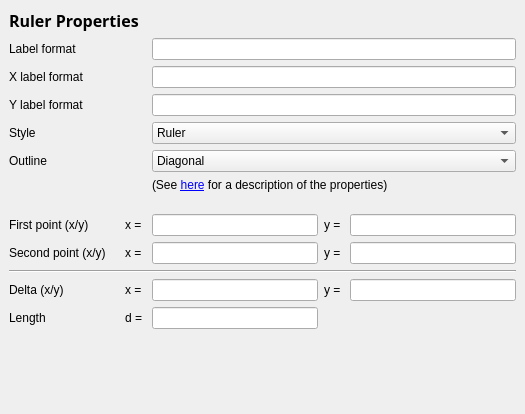
First picture: the form in src/ant/RulerPropertiesPage.ui, repository KLayout/klayout, before the edit.
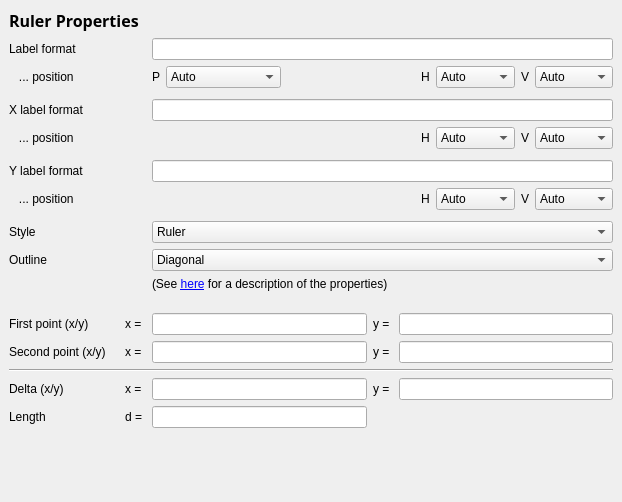
Second picture: the form after the edit.

```diff
--- a/src/ant/RulerPropertiesPage.ui
+++ b/src/ant/RulerPropertiesPage.ui
@@ -1,24 +1,33 @@
 <ui version="4.0" >
  <class>RulerPropertiesPage</class>
- <widget class="QWidget" name="RulerPropertiesPage" >
-  <property name="geometry" >
+ <widget class="QWidget" name="RulerPropertiesPage">
+  <property name="geometry">
    <rect>
     <x>0</x>
     <y>0</y>
-    <width>525</width>
-    <height>414</height>
+    <width>622</width>
+    <height>502</height>
    </rect>
   </property>
   <property name="windowTitle" >
    <string>Form</string>
   </property>
-  <layout class="QVBoxLayout" >
-   <property name="margin" >
-    <number>9</number>
-   </property>
-   <property name="spacing" >
+  <layout class="QVBoxLayout">
+   <property name="spacing">
     <number>6</number>
    </property>
+   <property name="leftMargin">
+    <number>9</number>
+   </property>
+   <property name="topMargin">
+    <number>9</number>
+   </property>
+   <property name="rightMargin">
+    <number>9</number>
+   </property>
+   <property name="bottomMargin">
+    <number>9</number>
+   </property>
    <item>
     <widget class="QFrame" name="frame" >
      <property name="frameShape" >
@@ -31,22 +40,79 @@
       <property name="margin" >
        <number>0</number>
       </property>
-      <property name="spacing" >
+      <property name="topMargin">
+       <number>0</number>
+      </property>
+      <property name="rightMargin">
+       <number>0</number>
+      </property>
+      <property name="bottomMargin">
+       <number>0</number>
+      </property>
+      <property name="spacing">
        <number>6</number>
       </property>
-      <item row="11" column="1" >
-       <widget class="QLabel" name="label_9" >
-        <property name="text" >
+      <item row="3" column="0" colspan="5">
+       <spacer name="verticalSpacer">
+        <property name="orientation">
+         <enum>Qt::Vertical</enum>
+        </property>
+        <property name="sizeHint" stdset="0">
+         <size>
+          <width>20</width>
+          <height>5</height>
+         </size>
+        </property>
+       </spacer>
+      </item>
+      <item row="6" column="0" colspan="5">
+       <spacer name="verticalSpacer_2">
+        <property name="orientation">
+         <enum>Qt::Vertical</enum>
+        </property>
+        <property name="sizeHint" stdset="0">
+         <size>
+          <width>20</width>
+          <height>5</height>
+         </size>
+        </property>
+       </spacer>
+      </item>
+      <item row="15" column="2">
+       <widget class="QLineEdit" name="x2">
+        <property name="sizePolicy">
+         <sizepolicy hsizetype="Expanding" vsizetype="Fixed">
+          <horstretch>1</horstretch>
+          <verstretch>0</verstretch>
+         </sizepolicy>
+        </property>
+       </widget>
+      </item>
+      <item row="15" column="1">
+       <widget class="QLabel" name="label_6">
+        <property name="text">
          <string>x = </string>
         </property>
        </widget>
       </item>
-      <item row="11" column="4" >
-       <widget class="QLineEdit" name="dy" >
-        <property name="sizePolicy" >
-         <sizepolicy>
-          <hsizetype>7</hsizetype>
-          <vsizetype>0</vsizetype>
+      <item row="11" column="0" colspan="2">
+       <widget class="QLabel" name="label_17">
+        <property name="text">
+         <string>Outline</string>
+        </property>
+       </widget>
+      </item>
+      <item row="12" column="2" colspan="3">
+       <widget class="QLabel" name="help_label">
+        <property name="text">
+         <string>&lt;html&gt;(See &lt;a href=&quot;int:/manual/ruler_properties.xml&quot;&gt;here&lt;/a&gt; for a description of the properties)&lt;/html&gt;</string>
+        </property>
+       </widget>
+      </item>
+      <item row="17" column="2">
+       <widget class="QLineEdit" name="dx">
+        <property name="sizePolicy">
+         <sizepolicy hsizetype="Expanding" vsizetype="Fixed">
           <horstretch>1</horstretch>
           <verstretch>0</verstretch>
          </sizepolicy>
@@ -56,19 +122,432 @@
         </property>
        </widget>
       </item>
-      <item row="4" column="0" colspan="2" >
-       <widget class="QLabel" name="label_16" >
-        <property name="text" >
-         <string>Style</string>
+      <item row="4" column="0" colspan="2">
+       <widget class="QLabel" name="label_14">
+        <property name="text">
+         <string>X label format</string>
         </property>
        </widget>
       </item>
-      <item row="0" column="0" colspan="5" >
-       <widget class="QLabel" name="label_12" >
-        <property name="sizePolicy" >
-         <sizepolicy>
-          <hsizetype>5</hsizetype>
-          <vsizetype>0</vsizetype>
+      <item row="14" column="3">
+       <widget class="QLabel" name="label_7">
+        <property name="text">
+         <string>y = </string>
+        </property>
+       </widget>
+      </item>
+      <item row="15" column="3">
+       <widget class="QLabel" name="label_8">
+        <property name="text">
+         <string>y = </string>
+        </property>
+       </widget>
+      </item>
+      <item row="18" column="1">
+       <widget class="QLabel" name="label_11">
+        <property name="text">
+         <string>d = </string>
+        </property>
+       </widget>
+      </item>
+      <item row="10" column="2" colspan="3">
+       <widget class="QComboBox" name="style_cb">
+        <item>
+         <property name="text">
+          <string>Ruler</string>
+         </property>
+        </item>
+        <item>
+         <property name="text">
+          <string>Arrow at end</string>
+         </property>
+        </item>
+        <item>
+         <property name="text">
+          <string>Arrow at start</string>
+         </property>
+        </item>
+        <item>
+         <property name="text">
+          <string>Arrow at both ends</string>
+         </property>
+        </item>
+        <item>
+         <property name="text">
+          <string>Plain line</string>
+         </property>
+        </item>
+        <item>
+         <property name="text">
+          <string>Cross at end</string>
+         </property>
+        </item>
+        <item>
+         <property name="text">
+          <string>Cross at start</string>
+         </property>
+        </item>
+        <item>
+         <property name="text">
+          <string>Cross at both ends</string>
+         </property>
+        </item>
+       </widget>
+      </item>
+      <item row="18" column="0">
+       <widget class="QLabel" name="label_4">
+        <property name="text">
+         <string>Length</string>
+        </property>
+       </widget>
+      </item>
+      <item row="2" column="2" colspan="3">
+       <widget class="QFrame" name="frame_2">
+        <property name="frameShape">
+         <enum>QFrame::NoFrame</enum>
+        </property>
+        <property name="frameShadow">
+         <enum>QFrame::Raised</enum>
+        </property>
+        <layout class="QGridLayout" name="gridLayout">
+         <property name="leftMargin">
+          <number>0</number>
+         </property>
+         <property name="topMargin">
+          <number>0</number>
+         </property>
+         <property name="rightMargin">
+          <number>0</number>
+         </property>
+         <property name="bottomMargin">
+          <number>0</number>
+         </property>
+         <item row="1" column="4">
+          <widget class="QComboBox" name="main_xalign">
+           <property name="sizePolicy">
+            <sizepolicy hsizetype="Fixed" vsizetype="Fixed">
+             <horstretch>0</horstretch>
+             <verstretch>0</verstretch>
+            </sizepolicy>
+           </property>
+           <item>
+            <property name="text">
+             <string>Auto</string>
+            </property>
+           </item>
+           <item>
+            <property name="text">
+             <string>H. center</string>
+            </property>
+           </item>
+           <item>
+            <property name="text">
+             <string>Left</string>
+            </property>
+           </item>
+           <item>
+            <property name="text">
+             <string>Right</string>
+            </property>
+           </item>
+          </widget>
+         </item>
+         <item row="1" column="2">
+          <spacer name="horizontalSpacer">
+           <property name="orientation">
+            <enum>Qt::Horizontal</enum>
+           </property>
+           <property name="sizeHint" stdset="0">
+            <size>
+             <width>40</width>
+             <height>20</height>
+            </size>
+           </property>
+          </spacer>
+         </item>
+         <item row="1" column="3">
+          <widget class="QLabel" name="label_20">
+           <property name="text">
+            <string>H</string>
+           </property>
+          </widget>
+         </item>
+         <item row="1" column="6">
+          <widget class="QComboBox" name="main_yalign">
+           <property name="sizePolicy">
+            <sizepolicy hsizetype="Fixed" vsizetype="Fixed">
+             <horstretch>0</horstretch>
+             <verstretch>0</verstretch>
+            </sizepolicy>
+           </property>
+           <item>
+            <property name="text">
+             <string>Auto</string>
+            </property>
+           </item>
+           <item>
+            <property name="text">
+             <string>V. center</string>
+            </property>
+           </item>
+           <item>
+            <property name="text">
+             <string>Bottom</string>
+            </property>
+           </item>
+           <item>
+            <property name="text">
+             <string>Top</string>
+            </property>
+           </item>
+          </widget>
+         </item>
+         <item row="1" column="1">
+          <widget class="QComboBox" name="main_position">
+           <property name="sizeAdjustPolicy">
+            <enum>QComboBox::AdjustToContentsOnFirstShow</enum>
+           </property>
+           <item>
+            <property name="text">
+             <string>Auto</string>
+            </property>
+           </item>
+           <item>
+            <property name="text">
+             <string>At first point</string>
+            </property>
+           </item>
+           <item>
+            <property name="text">
+             <string>At second point</string>
+            </property>
+           </item>
+           <item>
+            <property name="text">
+             <string>At center</string>
+            </property>
+           </item>
+          </widget>
+         </item>
+         <item row="1" column="0">
+          <widget class="QLabel" name="label_19">
+           <property name="text">
+            <string>P</string>
+           </property>
+          </widget>
+         </item>
+         <item row="1" column="5">
+          <widget class="QLabel" name="label_21">
+           <property name="text">
+            <string>V</string>
+           </property>
+          </widget>
+         </item>
+        </layout>
+       </widget>
+      </item>
+      <item row="18" column="2">
+       <widget class="QLineEdit" name="dd">
+        <property name="sizePolicy">
+         <sizepolicy hsizetype="Expanding" vsizetype="Fixed">
+          <horstretch>1</horstretch>
+          <verstretch>0</verstretch>
+         </sizepolicy>
+        </property>
+        <property name="readOnly">
+         <bool>true</bool>
+        </property>
+       </widget>
+      </item>
+      <item row="16" column="0" colspan="5">
+       <widget class="Line" name="line">
+        <property name="orientation">
+         <enum>Qt::Horizontal</enum>
+        </property>
+       </widget>
+      </item>
+      <item row="15" column="4">
+       <widget class="QLineEdit" name="y2">
+        <property name="sizePolicy">
+         <sizepolicy hsizetype="Expanding" vsizetype="Fixed">
+          <horstretch>1</horstretch>
+          <verstretch>0</verstretch>
+         </sizepolicy>
+        </property>
+       </widget>
+      </item>
+      <item row="4" column="2" colspan="3">
+       <widget class="QLineEdit" name="fmt_x_le"/>
+      </item>
+      <item row="17" column="1">
+       <widget class="QLabel" name="label_9">
+        <property name="text">
+         <string>x = </string>
+        </property>
+       </widget>
+      </item>
+      <item row="17" column="4">
+       <widget class="QLineEdit" name="dy">
+        <property name="sizePolicy">
+         <sizepolicy hsizetype="Expanding" vsizetype="Fixed">
+          <horstretch>1</horstretch>
+          <verstretch>0</verstretch>
+         </sizepolicy>
+        </property>
+        <property name="readOnly">
+         <bool>true</bool>
+        </property>
+       </widget>
+      </item>
+      <item row="14" column="2">
+       <widget class="QLineEdit" name="x1">
+        <property name="sizePolicy">
+         <sizepolicy hsizetype="Expanding" vsizetype="Fixed">
+          <horstretch>1</horstretch>
+          <verstretch>0</verstretch>
+         </sizepolicy>
+        </property>
+       </widget>
+      </item>
+      <item row="1" column="2" colspan="3">
+       <widget class="QLineEdit" name="fmt_le"/>
+      </item>
+      <item row="17" column="3">
+       <widget class="QLabel" name="label_10">
+        <property name="text">
+         <string>y = </string>
+        </property>
+       </widget>
+      </item>
+      <item row="5" column="0">
+       <widget class="QLabel" name="label_25">
+        <property name="text">
+         <string>   ... position</string>
+        </property>
+       </widget>
+      </item>
+      <item row="5" column="2" colspan="3">
+       <widget class="QFrame" name="frame_3">
+        <property name="frameShape">
+         <enum>QFrame::NoFrame</enum>
+        </property>
+        <property name="frameShadow">
+         <enum>QFrame::Raised</enum>
+        </property>
+        <layout class="QHBoxLayout" name="horizontalLayout">
+         <property name="leftMargin">
+          <number>0</number>
+         </property>
+         <property name="topMargin">
+          <number>0</number>
+         </property>
+         <property name="rightMargin">
+          <number>0</number>
+         </property>
+         <property name="bottomMargin">
+          <number>0</number>
+         </property>
+         <item>
+          <spacer name="horizontalSpacer_2">
+           <property name="orientation">
+            <enum>Qt::Horizontal</enum>
+           </property>
+           <property name="sizeHint" stdset="0">
+            <size>
+             <width>223</width>
+             <height>20</height>
+            </size>
+           </property>
+          </spacer>
+         </item>
+         <item>
+          <widget class="QLabel" name="label_22">
+           <property name="text">
+            <string>H</string>
+           </property>
+          </widget>
+         </item>
+         <item>
+          <widget class="QComboBox" name="xlabel_xalign">
+           <property name="sizePolicy">
+            <sizepolicy hsizetype="Fixed" vsizetype="Fixed">
+             <horstretch>0</horstretch>
+             <verstretch>0</verstretch>
+            </sizepolicy>
+           </property>
+           <item>
+            <property name="text">
+             <string>Auto</string>
+            </property>
+           </item>
+           <item>
+            <property name="text">
+             <string>H. center</string>
+            </property>
+           </item>
+           <item>
+            <property name="text">
+             <string>Left</string>
+            </property>
+           </item>
+           <item>
+            <property name="text">
+             <string>Right</string>
+            </property>
+           </item>
+          </widget>
+         </item>
+         <item>
+          <widget class="QLabel" name="label_23">
+           <property name="text">
+            <string>V</string>
+           </property>
+          </widget>
+         </item>
+         <item>
+          <widget class="QComboBox" name="xlabel_yalign">
+           <property name="sizePolicy">
+            <sizepolicy hsizetype="Fixed" vsizetype="Fixed">
+             <horstretch>0</horstretch>
+             <verstretch>0</verstretch>
+            </sizepolicy>
+           </property>
+           <item>
+            <property name="text">
+             <string>Auto</string>
+            </property>
+           </item>
+           <item>
+            <property name="text">
+             <string>V. center</string>
+            </property>
+           </item>
+           <item>
+            <property name="text">
+             <string>Bottom</string>
+            </property>
+           </item>
+           <item>
+            <property name="text">
+             <string>Top</string>
+            </property>
+           </item>
+          </widget>
+         </item>
+        </layout>
+       </widget>
+      </item>
+      <item row="14" column="1">
+       <widget class="QLabel" name="label_5">
+        <property name="text">
+         <string>x = </string>
+        </property>
+       </widget>
+      </item>
+      <item row="0" column="0" colspan="5">
+       <widget class="QLabel" name="label_12">
+        <property name="sizePolicy">
+         <sizepolicy hsizetype="Preferred" vsizetype="Fixed">
           <horstretch>0</horstretch>
           <verstretch>0</verstretch>
          </sizepolicy>
@@ -89,172 +568,15 @@
         </property>
        </widget>
       </item>
-      <item row="3" column="2" colspan="3" >
-       <widget class="QLineEdit" name="fmt_y_le" />
-      </item>
-      <item row="5" column="0" colspan="2" >
-       <widget class="QLabel" name="label_17" >
-        <property name="text" >
-         <string>Outline</string>
-        </property>
-       </widget>
-      </item>
-      <item row="9" column="3" >
-       <widget class="QLabel" name="label_8" >
-        <property name="text" >
-         <string>y = </string>
-        </property>
-       </widget>
-      </item>
-      <item row="8" column="2" >
-       <widget class="QLineEdit" name="x1" >
-        <property name="sizePolicy" >
-         <sizepolicy>
-          <hsizetype>7</hsizetype>
-          <vsizetype>0</vsizetype>
-          <horstretch>1</horstretch>
-          <verstretch>0</verstretch>
-         </sizepolicy>
-        </property>
-       </widget>
-      </item>
-      <item row="2" column="0" colspan="2" >
-       <widget class="QLabel" name="label_14" >
-        <property name="text" >
-         <string>X label format</string>
-        </property>
-       </widget>
-      </item>
-      <item row="8" column="4" >
-       <widget class="QLineEdit" name="y1" >
-        <property name="sizePolicy" >
-         <sizepolicy>
-          <hsizetype>7</hsizetype>
-          <vsizetype>0</vsizetype>
-          <horstretch>1</horstretch>
-          <verstretch>0</verstretch>
-         </sizepolicy>
-        </property>
-       </widget>
-      </item>
-      <item row="8" column="1" >
-       <widget class="QLabel" name="label_5" >
-        <property name="text" >
-         <string>x = </string>
-        </property>
-       </widget>
-      </item>
-      <item row="12" column="1" >
-       <widget class="QLabel" name="label_11" >
-        <property name="text" >
-         <string>d = </string>
-        </property>
-       </widget>
-      </item>
-      <item row="1" column="0" colspan="2" >
-       <widget class="QLabel" name="label_13" >
-        <property name="text" >
-         <string>Label format</string>
-        </property>
-       </widget>
-      </item>
-      <item row="9" column="2" >
-       <widget class="QLineEdit" name="x2" >
-        <property name="sizePolicy" >
-         <sizepolicy>
-          <hsizetype>7</hsizetype>
-          <vsizetype>0</vsizetype>
-          <horstretch>1</horstretch>
-          <verstretch>0</verstretch>
-         </sizepolicy>
-        </property>
-       </widget>
-      </item>
-      <item row="4" column="2" colspan="3" >
-       <widget class="QComboBox" name="style_cb" >
-        <item>
-         <property name="text" >
-          <string>Ruler</string>
-         </property>
-        </item>
-        <item>
-         <property name="text" >
-          <string>Arrow at end</string>
-         </property>
-        </item>
-        <item>
-         <property name="text" >
-          <string>Arrow at start</string>
-         </property>
-        </item>
-        <item>
-         <property name="text" >
-          <string>Arrow at both ends</string>
-         </property>
-        </item>
-        <item>
-         <property name="text" >
-          <string>Plain line</string>
-         </property>
-        </item>
-       </widget>
-      </item>
-      <item row="7" column="0" colspan="5" >
-       <spacer>
-        <property name="orientation" >
-         <enum>Qt::Vertical</enum>
-        </property>
-        <property name="sizeType" >
-         <enum>QSizePolicy::Fixed</enum>
-        </property>
-        <property name="sizeHint" >
-         <size>
-          <width>456</width>
-          <height>16</height>
-         </size>
-        </property>
-       </spacer>
-      </item>
-      <item row="11" column="3" >
-       <widget class="QLabel" name="label_10" >
-        <property name="text" >
-         <string>y = </string>
-        </property>
-       </widget>
-      </item>
-      <item row="8" column="3" >
-       <widget class="QLabel" name="label_7" >
-        <property name="text" >
-         <string>y = </string>
-        </property>
-       </widget>
-      </item>
-      <item row="12" column="0" >
-       <widget class="QLabel" name="label_4" >
-        <property name="text" >
-         <string>Length</string>
-        </property>
-       </widget>
-      </item>
-      <item row="1" column="2" colspan="3" >
-       <widget class="QLineEdit" name="fmt_le" />
-      </item>
-      <item row="11" column="0" >
-       <widget class="QLabel" name="label_3" >
-        <property name="text" >
+      <item row="17" column="0">
+       <widget class="QLabel" name="label_3">
+        <property name="text">
          <string>Delta (x/y)</string>
         </property>
        </widget>
       </item>
-      <item row="8" column="0" >
-       <widget class="QLabel" name="label" >
-        <property name="text" >
-         <string>First point (x/y)</string>
-        </property>
-       </widget>
-      </item>
-      <item row="5" column="2" colspan="3" >
-       <widget class="QComboBox" name="outline_cb" >
+      <item row="11" column="2" colspan="3">
+       <widget class="QComboBox" name="outline_cb">
         <item>
          <property name="text" >
           <string>Diagonal</string>
@@ -287,86 +609,208 @@
         </item>
        </widget>
       </item>
-      <item row="3" column="0" colspan="2" >
-       <widget class="QLabel" name="label_15" >
-        <property name="text" >
-         <string>Y label format</string>
-        </property>
-       </widget>
-      </item>
-      <item row="2" column="2" colspan="3" >
-       <widget class="QLineEdit" name="fmt_x_le" />
-      </item>
-      <item row="11" column="2" >
-       <widget class="QLineEdit" name="dx" >
-        <property name="sizePolicy" >
-         <sizepolicy>
-          <hsizetype>7</hsizetype>
-          <vsizetype>0</vsizetype>
-          <horstretch>1</horstretch>
-          <verstretch>0</verstretch>
-         </sizepolicy>
-        </property>
-        <property name="readOnly" >
-         <bool>true</bool>
-        </property>
-       </widget>
-      </item>
-      <item row="9" column="0" >
-       <widget class="QLabel" name="label_2" >
-        <property name="text" >
+      <item row="15" column="0">
+       <widget class="QLabel" name="label_2">
+        <property name="text">
          <string>Second point (x/y)    </string>
         </property>
        </widget>
       </item>
-      <item row="12" column="2" >
-       <widget class="QLineEdit" name="dd" >
-        <property name="sizePolicy" >
-         <sizepolicy>
-          <hsizetype>7</hsizetype>
-          <vsizetype>0</vsizetype>
-          <horstretch>1</horstretch>
-          <verstretch>0</verstretch>
-         </sizepolicy>
+      <item row="1" column="0">
+       <widget class="QLabel" name="label_13">
+        <property name="text">
+         <string>Label format</string>
         </property>
-        <property name="readOnly" >
-         <bool>true</bool>
+       </widget>
+      </item>
+      <item row="14" column="0">
+       <widget class="QLabel" name="label">
+        <property name="text">
+         <string>First point (x/y)</string>
         </property>
        </widget>
       </item>
-      <item row="10" column="0" colspan="5" >
-       <widget class="Line" name="line" >
-        <property name="orientation" >
-         <enum>Qt::Horizontal</enum>
+      <item row="13" column="0" colspan="5">
+       <spacer>
+        <property name="orientation">
+         <enum>Qt::Vertical</enum>
         </property>
+        <property name="sizeType">
+         <enum>QSizePolicy::Fixed</enum>
+        </property>
+        <property name="sizeHint" stdset="0">
+         <size>
+          <width>456</width>
+          <height>16</height>
+         </size>
+        </property>
+       </spacer>
+      </item>
+      <item row="8" column="0">
+       <widget class="QLabel" name="label_26">
+        <property name="text">
+         <string>   ... position</string>
+        </property>
        </widget>
       </item>
-      <item row="9" column="4" >
-       <widget class="QLineEdit" name="y2" >
-        <property name="sizePolicy" >
-         <sizepolicy>
-          <hsizetype>7</hsizetype>
-          <vsizetype>0</vsizetype>
+      <item row="14" column="4">
+       <widget class="QLineEdit" name="y1">
+        <property name="sizePolicy">
+         <sizepolicy hsizetype="Expanding" vsizetype="Fixed">
           <horstretch>1</horstretch>
           <verstretch>0</verstretch>
          </sizepolicy>
         </property>
        </widget>
       </item>
-      <item row="9" column="1" >
-       <widget class="QLabel" name="label_6" >
-        <property name="text" >
-         <string>x = </string>
+      <item row="10" column="0" colspan="2">
+       <widget class="QLabel" name="label_16">
+        <property name="text">
+         <string>Style</string>
         </property>
        </widget>
       </item>
-      <item row="6" column="2" colspan="3" >
-       <widget class="QLabel" name="help_label" >
-        <property name="text" >
-         <string>&lt;html>(See &lt;a href="int:/manual/ruler_properties.xml">here&lt;/a> for a description of the properties)&lt;/html></string>
+      <item row="7" column="2" colspan="3">
+       <widget class="QLineEdit" name="fmt_y_le"/>
+      </item>
+      <item row="2" column="0">
+       <widget class="QLabel" name="label_18">
+        <property name="text">
+         <string>   ... position</string>
         </property>
        </widget>
       </item>
+      <item row="7" column="0" colspan="2">
+       <widget class="QLabel" name="label_15">
+        <property name="text">
+         <string>Y label format</string>
+        </property>
+       </widget>
+      </item>
+      <item row="9" column="0" colspan="5">
+       <spacer name="verticalSpacer_3">
+        <property name="orientation">
+         <enum>Qt::Vertical</enum>
+        </property>
+        <property name="sizeHint" stdset="0">
+         <size>
+          <width>20</width>
+          <height>5</height>
+         </size>
+        </property>
+       </spacer>
+      </item>
+      <item row="8" column="2" colspan="3">
+       <widget class="QFrame" name="frame_4">
+        <property name="frameShape">
+         <enum>QFrame::NoFrame</enum>
+        </property>
+        <property name="frameShadow">
+         <enum>QFrame::Raised</enum>
+        </property>
+        <layout class="QHBoxLayout" name="horizontalLayout_2">
+         <property name="leftMargin">
+          <number>0</number>
+         </property>
+         <property name="topMargin">
+          <number>0</number>
+         </property>
+         <property name="rightMargin">
+          <number>0</number>
+         </property>
+         <property name="bottomMargin">
+          <number>0</number>
+         </property>
+         <item>
+          <spacer name="horizontalSpacer_3">
+           <property name="orientation">
+            <enum>Qt::Horizontal</enum>
+           </property>
+           <property name="sizeHint" stdset="0">
+            <size>
+             <width>223</width>
+             <height>20</height>
+            </size>
+           </property>
+          </spacer>
+         </item>
+         <item>
+          <widget class="QLabel" name="label_28">
+           <property name="text">
+            <string>H</string>
+           </property>
+          </widget>
+         </item>
+         <item>
+          <widget class="QComboBox" name="ylabel_xalign">
+           <property name="sizePolicy">
+            <sizepolicy hsizetype="Fixed" vsizetype="Fixed">
+             <horstretch>0</horstretch>
+             <verstretch>0</verstretch>
+            </sizepolicy>
+           </property>
+           <item>
+            <property name="text">
+             <string>Auto</string>
+            </property>
+           </item>
+           <item>
+            <property name="text">
+             <string>H. center</string>
+            </property>
+           </item>
+           <item>
+            <property name="text">
+             <string>Left</string>
+            </property>
+           </item>
+           <item>
+            <property name="text">
+             <string>Right</string>
+            </property>
+           </item>
+          </widget>
+         </item>
+         <item>
+          <widget class="QLabel" name="label_27">
+           <property name="text">
+            <string>V</string>
+           </property>
+          </widget>
+         </item>
+         <item>
+          <widget class="QComboBox" name="ylabel_yalign">
+           <property name="sizePolicy">
+            <sizepolicy hsizetype="Fixed" vsizetype="Fixed">
+             <horstretch>0</horstretch>
+             <verstretch>0</verstretch>
+            </sizepolicy>
+           </property>
+           <item>
+            <property name="text">
+             <string>Auto</string>
+            </property>
+           </item>
+           <item>
+            <property name="text">
+             <string>V. center</string>
+            </property>
+           </item>
+           <item>
+            <property name="text">
+             <string>Bottom</string>
+            </property>
+           </item>
+           <item>
+            <property name="text">
+             <string>Top</string>
+            </property>
+           </item>
+          </widget>
+         </item>
+        </layout>
+       </widget>
+      </item>
      </layout>
     </widget>
    </item>
```
Left out of the diff: 43 changed lines with no effect on the pictures.
